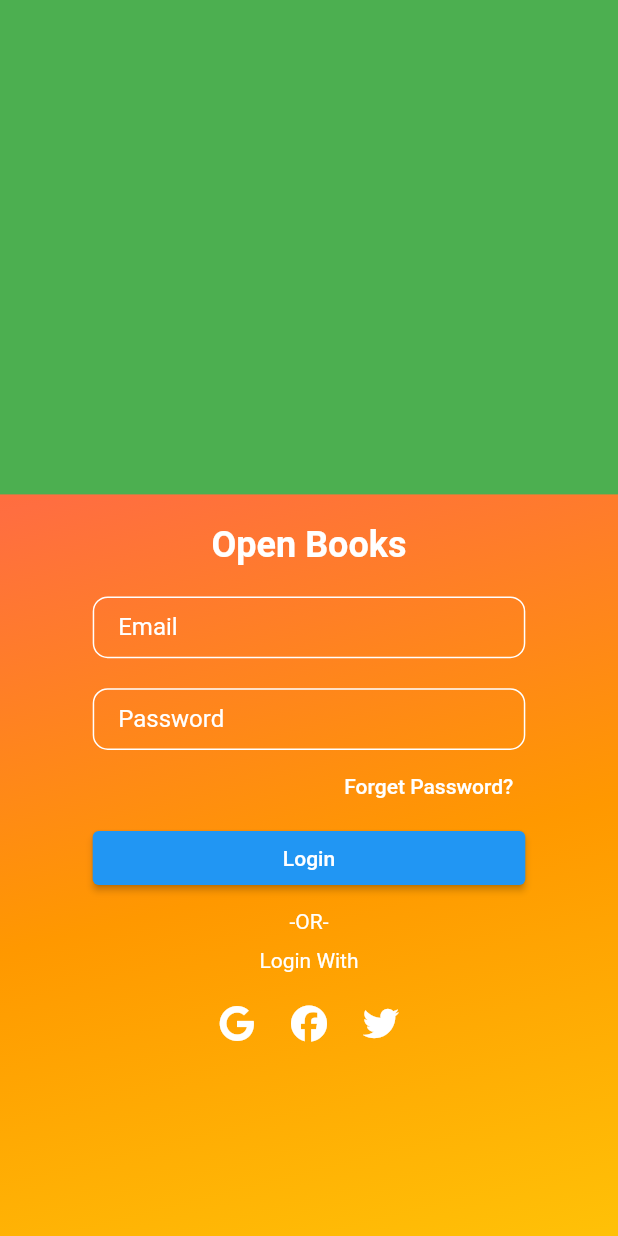
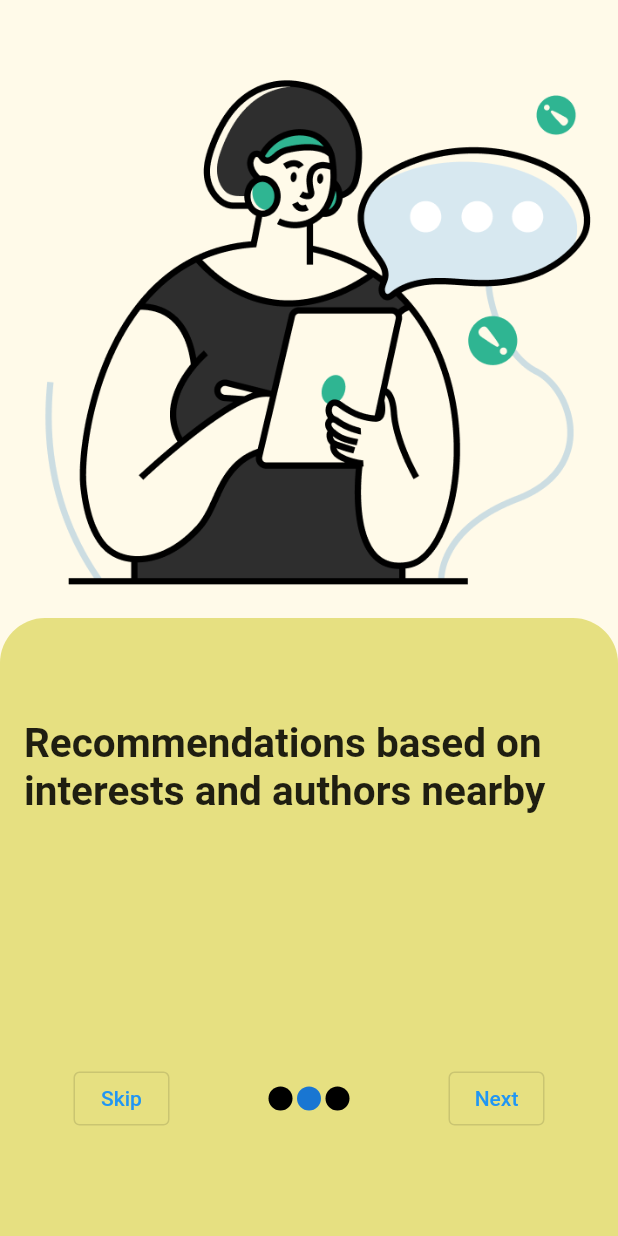
Before and after one commit to Dipesh905/openbooks-flutter, a Flutter app: the screen it shows after launch, on a phone screen of 412 x 824 dp. Run offline on Flutter 3.47's test engine with Material 2 defaults, Android fonts, the phone set to English and light mode, and no system bars; our stand-ins replace curved_navigation_bar, firebase_auth, firebase_core, font_awesome_flutter, google_sign_in; missing offline and left inert: flutter_facebook_auth, twitter_login; accounts and stored records are empty.

Commit message:
bottom navigatorbar added and splash screens added

```diff
--- /dev/null
+++ b/lib/const/colors.dart
@@ -0,0 +1,7 @@
+import 'package:flutter/material.dart';
+
+class AppColor {
+  static Color lightbackGroundColor = const Color(0xffFFFAE9);
+
+  static Color darkbackgroundcolor = const Color(0xffE6E081);
+}
--- a/lib/main.dart
+++ b/lib/main.dart
@@ -1,8 +1,9 @@
-import 'package:firebase_auth/firebase_auth.dart';
 import 'package:firebase_core/firebase_core.dart';
 import 'package:flutter/material.dart';
-import 'package:openbooks/screens/login_screen.dart';
-import 'package:openbooks/screens/main_screen.dart';
+
+import 'package:openbooks/screens/splash_screen.dart';
+import 'package:openbooks/screens/splash_screen_two.dart';
+import 'package:openbooks/screens/third_splash_screen.dart';
 
 void main() async {
   WidgetsFlutterBinding.ensureInitialized();
@@ -28,14 +29,6 @@ class CheckLoginScreen extends StatefulWidget {
 class _CheckLoginScreenState extends State<CheckLoginScreen> {
   @override
   Widget build(BuildContext context) {
-    return StreamBuilder<User?>(
-      stream: FirebaseAuth.instance.authStateChanges(),
-      builder: (context, snapshot) {
-        if (snapshot.hasData && snapshot.data != null) {
-          return const MainScreen();
-        }
-        return const LoginScreen();
-      },
-    );
+    return const ThirdSplashScreen();
   }
 }
--- /dev/null
+++ b/lib/screens/third_splash_screen.dart
@@ -0,0 +1,89 @@
+import 'package:flutter/material.dart';
+
+import 'package:openbooks/const/colors.dart';
+import 'package:openbooks/screens/fourth_splash_screen.dart';
+
+class ThirdSplashScreen extends StatelessWidget {
+  const ThirdSplashScreen({Key? key}) : super(key: key);
+
+  @override
+  Widget build(BuildContext context) {
+    return Scaffold(
+      backgroundColor: AppColor.lightbackGroundColor,
+      body: Column(
+        children: [
+          SizedBox(
+            height: MediaQuery.of(context).size.height * 0.5,
+            child: Image.asset('assets/write.png'),
+          ),
+          Container(
+            height: MediaQuery.of(context).size.height * 0.5,
+            width: double.infinity,
+            decoration: BoxDecoration(
+              color: AppColor.darkbackgroundcolor,
+              borderRadius: BorderRadius.only(
+                topLeft: Radius.circular(30),
+                topRight: Radius.circular(30),
+              ),
+            ),
+            child: Padding(
+              padding: const EdgeInsets.all(16),
+              child: Column(
+                mainAxisAlignment: MainAxisAlignment.center,
+                children: [
+                  Text(
+                    'Recommendations based on interests and authors nearby',
+                    style: TextStyle(fontSize: 27, fontWeight: FontWeight.bold),
+                  ),
+                  SizedBox(
+                    height: MediaQuery.of(context).size.height * 0.2,
+                  ),
+                  Row(
+                    mainAxisAlignment: MainAxisAlignment.spaceAround,
+                    children: [
+                      OutlinedButton(
+                          style: ButtonStyle(),
+                          onPressed: () {},
+                          child: Text('Skip')),
+                      Row(
+                        children: [
+                          CircleAvatar(
+                            backgroundColor: Colors.black,
+                            radius: 8,
+                          ),
+                          SizedBox(
+                            width: 3,
+                          ),
+                          CircleAvatar(
+                            radius: 8,
+                          ),
+                          SizedBox(
+                            width: 3,
+                          ),
+                          CircleAvatar(
+                            backgroundColor: Colors.black,
+                            radius: 8,
+                          ),
+                        ],
+                      ),
+                      OutlinedButton(
+                          style: ButtonStyle(),
+                          onPressed: () {
+                            Navigator.push(
+                                context,
+                                MaterialPageRoute(
+                                    builder: (_) =>
+                                        const FourthSplashScreen()));
+                          },
+                          child: Text('Next')),
+                    ],
+                  )
+                ],
+              ),
+            ),
+          ),
+        ],
+      ),
+    );
+  }
+}
--- a/pubspec.yaml
+++ b/pubspec.yaml
@@ -46,6 +46,8 @@ dependencies:
   #To enable firebase authentication and google sign in feature
   firebase_auth: ^3.3.4
   google_sign_in: ^5.2.1
+
+  curved_navigation_bar: ^1.0.3
 
 dev_dependencies:
   flutter_test:
```
Also changed, not shown: lib/screens/fourth_splash_screen.dart (added, +146 -0 lines), lib/screens/main_screen.dart (+37 -16 lines), lib/screens/splash_screen.dart (added, +32 -0 lines), lib/screens/splash_screen_two.dart (added, +82 -0 lines), assets/openbook.png (added), assets/read.png (added), assets/reading-side.png (added), assets/write.png (added), pubspec.lock.
